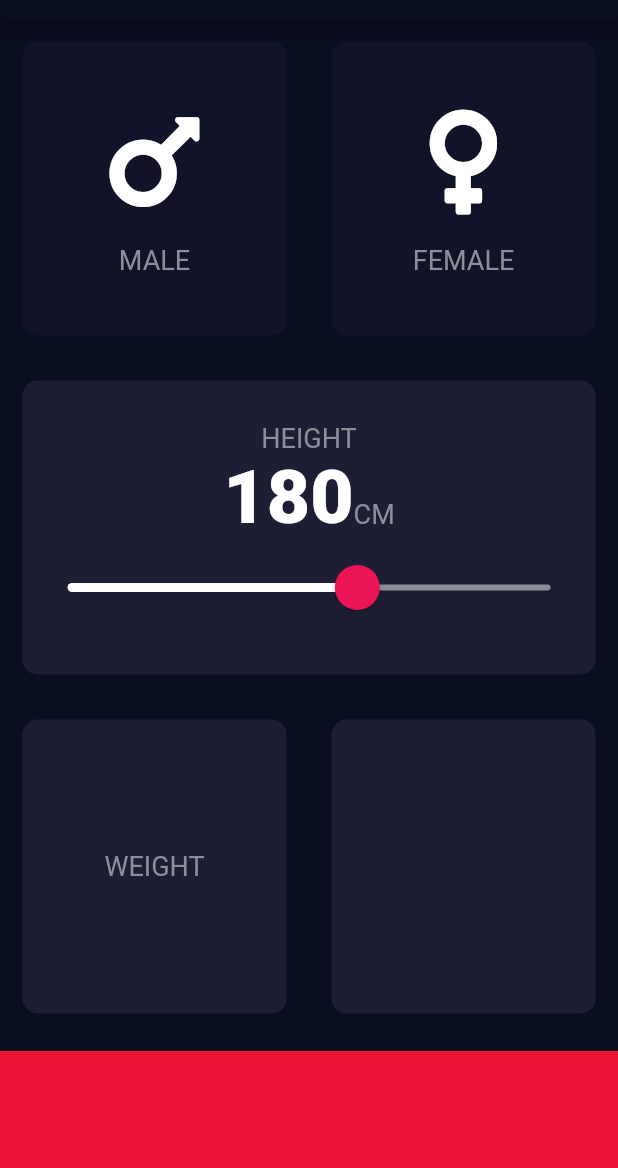
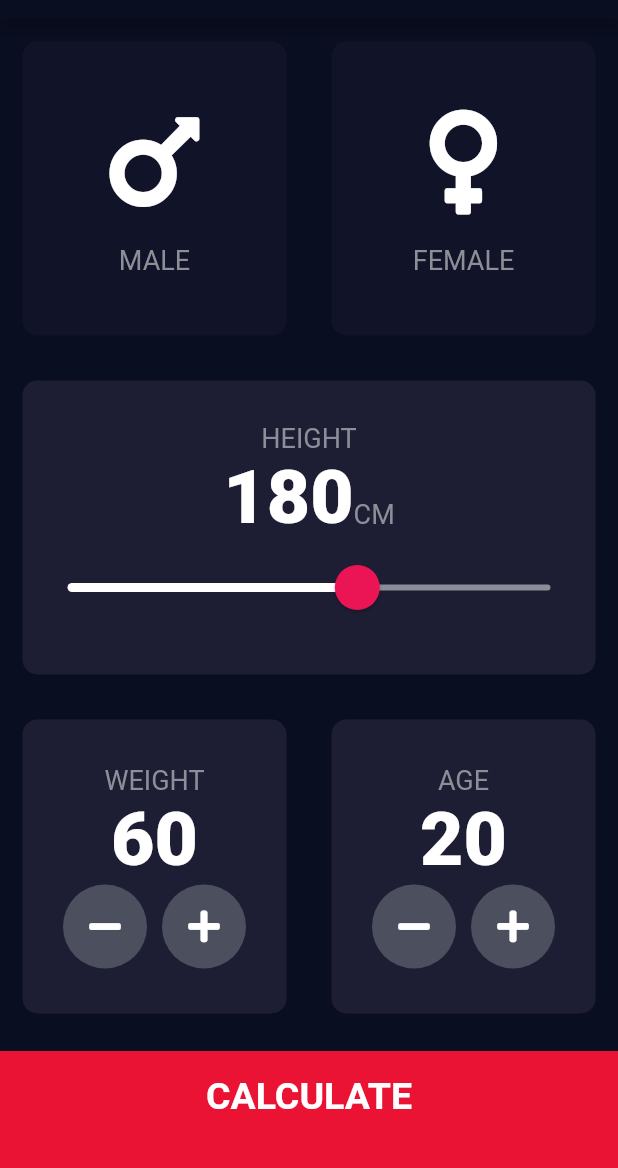
Before and after one commit to lucascudo/learning_flutter, a Flutter app: the screen it shows after launch, on a phone screen of 412 x 824 dp, the part 65-1233 px from its top. Run offline on Flutter 3.47's test engine with Material 2 defaults, Android fonts, the phone set to English and light mode, and no system bars; our stand-ins replace audioplayers, font_awesome_flutter, rflutter_alert.

Commit message:
finish 07_bmi_calculator

```diff
--- /dev/null
+++ b/07_bmi_calculator/lib/components/bottom_button.dart
@@ -0,0 +1,29 @@
+import 'package:bmi_calculator/constants.dart';
+import 'package:flutter/material.dart';
+
+class BottomButton extends StatelessWidget {
+  final Function onTap;
+  final String title;
+
+  BottomButton({@required this.onTap, @required this.title});
+
+  @override
+  Widget build(BuildContext context) {
+    return GestureDetector(
+      onTap: onTap,
+      child: Container(
+        child: Center(
+          child: Text(
+            title,
+            style: kLargeButtonTextStyle,
+          ),
+        ),
+        color: kBottomContainerColor,
+        margin: EdgeInsets.only(top: 10),
+        padding: EdgeInsets.only(bottom: 20),
+        width: double.infinity,
+        height: kBottomContainerHeight,
+      ),
+    );
+  }
+}
--- a/07_bmi_calculator/lib/icon_content.dart
+++ b/07_bmi_calculator/lib/components/icon_content.dart
@@ -1,6 +1,5 @@
+import 'package:bmi_calculator/constants.dart';
 import 'package:flutter/material.dart';
-
-import 'constants.dart';
 
 class IconContent extends StatelessWidget {
   final IconData icon;
--- /dev/null
+++ b/07_bmi_calculator/lib/components/round_icon_button.dart
@@ -0,0 +1,23 @@
+import 'package:flutter/material.dart';
+
+class RoundIconButton extends StatelessWidget {
+  final IconData icon;
+  final Function onPressed;
+
+  RoundIconButton({@required this.icon, @required this.onPressed});
+
+  @override
+  Widget build(BuildContext context) {
+    return RawMaterialButton(
+      elevation: 0,
+      shape: CircleBorder(),
+      fillColor: Color(0xff4c4f5e),
+      constraints: BoxConstraints.tightFor(
+        width: 56,
+        height: 56,
+      ),
+      child: Icon(icon),
+      onPressed: onPressed,
+    );
+  }
+}
--- a/07_bmi_calculator/lib/main.dart
+++ b/07_bmi_calculator/lib/main.dart
@@ -1,6 +1,6 @@
 import 'package:flutter/material.dart';
 
-import 'input_page.dart';
+import 'screens/input_page.dart';
 
 void main() => runApp(BMICalculator());
 
--- a/07_bmi_calculator/lib/input_page.dart
+++ b/07_bmi_calculator/lib/screens/input_page.dart
@@ -1,9 +1,12 @@
+import 'package:bmi_calculator/calculator_brain.dart';
+import 'package:bmi_calculator/components/bottom_button.dart';
+import 'package:bmi_calculator/components/icon_content.dart';
+import 'package:bmi_calculator/components/reusable_card.dart';
+import 'package:bmi_calculator/components/round_icon_button.dart';
+import 'package:bmi_calculator/constants.dart';
+import 'package:bmi_calculator/screens/results_page.dart';
 import 'package:flutter/material.dart';
 import 'package:font_awesome_flutter/font_awesome_flutter.dart';
-
-import 'constants.dart';
-import 'icon_content.dart';
-import 'reusable_card.dart';
 
 enum Gender {
   male,
@@ -20,6 +23,8 @@
   Color femaleCardColor = kInactiveCardColor;
   Gender selectedGender;
   int height = 180;
+  int weight = 60;
+  int age = 20;
 
   @override
   Widget build(BuildContext context) {
@@ -120,22 +125,92 @@
                         Text(
                           'WEIGHT',
                           style: kLabelTextStyle,
-                        )
+                        ),
+                        Text(
+                          weight.toString(),
+                          style: kNumberTextStyle,
+                        ),
+                        Row(
+                          mainAxisAlignment: MainAxisAlignment.center,
+                          children: <Widget>[
+                            RoundIconButton(
+                              icon: FontAwesomeIcons.minus,
+                              onPressed: () => setState(() {
+                                weight--;
+                              }),
+                            ),
+                            SizedBox(
+                              width: 10,
+                            ),
+                            RoundIconButton(
+                              icon: FontAwesomeIcons.plus,
+                              onPressed: () => setState(() {
+                                weight++;
+                              }),
+                            ),
+                          ],
+                        ),
                       ],
                     ),
                   ),
                 ),
                 Expanded(
-                  child: ReusableCard(color: kActiveCardColor),
+                  child: ReusableCard(
+                    color: kActiveCardColor,
+                    child: Column(
+                      mainAxisAlignment: MainAxisAlignment.center,
+                      children: <Widget>[
+                        Text(
+                          'AGE',
+                          style: kLabelTextStyle,
+                        ),
+                        Text(
+                          age.toString(),
+                          style: kNumberTextStyle,
+                        ),
+                        Row(
+                          mainAxisAlignment: MainAxisAlignment.center,
+                          children: <Widget>[
+                            RoundIconButton(
+                              icon: FontAwesomeIcons.minus,
+                              onPressed: () => setState(() {
+                                age--;
+                              }),
+                            ),
+                            SizedBox(
+                              width: 10,
+                            ),
+                            RoundIconButton(
+                              icon: FontAwesomeIcons.plus,
+                              onPressed: () => setState(() {
+                                age++;
+                              }),
+                            ),
+                          ],
+                        ),
+                      ],
+                    ),
+                  ),
                 ),
               ],
             ),
           ),
-          Container(
-            color: kBottomContainerColor,
-            margin: EdgeInsets.only(top: 10),
-            width: double.infinity,
-            height: kBottomContainerHeight,
+          BottomButton(
+            title: 'CALCULATE',
+            onTap: () {
+              CalculatorBrain calc =
+                  CalculatorBrain(height: height, weight: weight);
+              Navigator.push(
+                context,
+                MaterialPageRoute(
+                  builder: (context) => ResultsPage(
+                    bmiResult: calc.getBMI(),
+                    resultText: calc.getResult().toUpperCase(),
+                    interpretation: calc.getInterpretation(),
+                  ),
+                ),
+              );
+            },
           ),
         ],
       ),
```
Also changed, not shown: 07_bmi_calculator/lib/calculator_brain.dart (added, +37 -0 lines), 07_bmi_calculator/lib/constants.dart (+25 -0 lines), 07_bmi_calculator/lib/screens/results_page.dart (added, +69 -0 lines), 07_bmi_calculator/lib/components/reusable_card.dart (renamed from 07_bmi_calculator/lib/reusable_card.dart).
